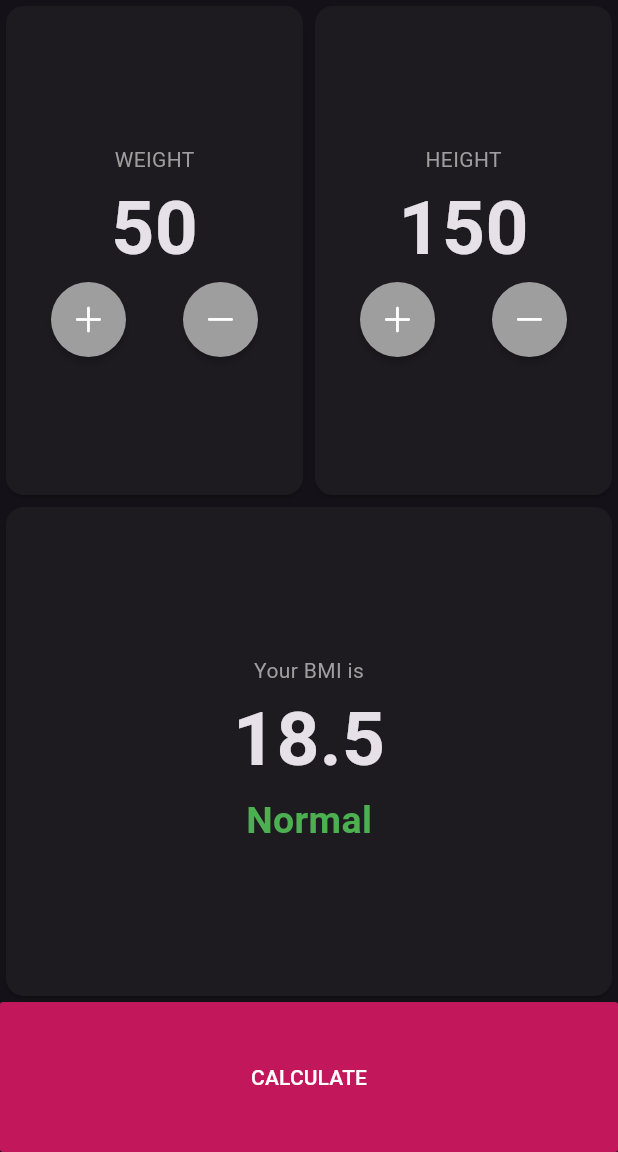
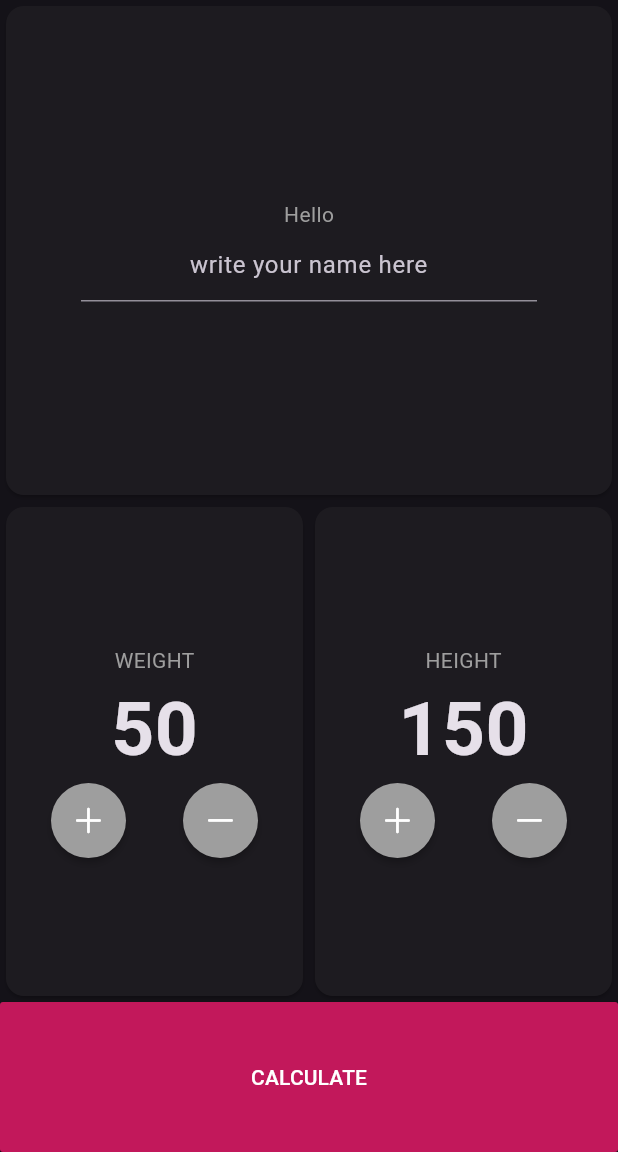
Before and after one commit to shmllslmt/weightwatcher, a Flutter app: the screen it shows after launch, on a phone screen of 412 x 824 dp, the part 84-1236 px from its top. Run offline on Flutter 3.47's test engine with Material 3 defaults, Android fonts, the phone set to English and light mode, and no system bars.

Commit message:
passing text field value

```diff
--- a/lib/input.dart
+++ b/lib/input.dart
@@ -15,6 +15,7 @@ class _InputScreenState extends State<InputScreen> {
   int weight = 50;
   String bmiValue = "18.5";
   String bmiCategory = "Normal";
+  String name = " ";
 
   @override
   Widget build(BuildContext context) {
@@ -27,6 +28,33 @@ class _InputScreenState extends State<InputScreen> {
       body: Column(
         crossAxisAlignment: CrossAxisAlignment.stretch,
         children: [
+          Expanded(
+            child: Card(
+              child: Column(
+                mainAxisAlignment: MainAxisAlignment.center,
+                children: [
+                  Text(
+                    "Hello",
+                    style: TextStyle(
+                      color: Colors.grey,
+                    ),
+                  ),
+                  Padding(
+                    padding: const EdgeInsets.symmetric(horizontal: 50.0),
+                    child: TextField(
+                      onChanged: (value) {
+                        name = value;
+                      },
+                      textAlign: TextAlign.center,
+                      decoration: InputDecoration(
+                        hintText: "write your name here",
+                      ),
+                    ),
+                  ),
+                ],
+              ),
+            ),
+          ),
           Expanded(
             child: Row(
               children: [
@@ -65,50 +93,21 @@ class _InputScreenState extends State<InputScreen> {
               ],
             ),
           ),
-          Expanded(
-            child: Card(
-              child: Column(
-                mainAxisAlignment: MainAxisAlignment.center,
-                children: [
-                  Text(
-                    "Your BMI is",
-                    style: TextStyle(
-                      color: Colors.grey,
-                    ),
-                  ),
-                  Text(
-                    bmiValue,
-                    style: TextStyle(
-                      fontSize: 50.0,
-                      fontWeight: FontWeight.bold,
-                    ),
-                  ),
-                  Text(
-                    bmiCategory,
-                    style: TextStyle(
-                      fontSize: 25.0,
-                      fontWeight: FontWeight.bold,
-                      color: Colors.green,
-                    ),
-                  ),
-                ],
-              ),
-            ),
-          ),
           MaterialButton(
             onPressed: () {
               BMIBrain bmi = BMIBrain(height: height, weight: weight);
 
-              setState(() {
-                bmiValue = bmi.displayBMI();
-                bmiCategory = bmi.displayCategory();
-              });
+              bmiValue = bmi.displayBMI();
+              bmiCategory = bmi.displayCategory();
 
               Navigator.push(
                 context,
                 MaterialPageRoute(
                   builder: (context) => ResultScreen(
-                      bmiValue: bmiValue, bmiCategory: bmiCategory),
+                    bmiValue: bmiValue,
+                    bmiCategory: bmiCategory,
+                    name: name,
+                  ),
                 ),
               );
             },
--- a/lib/result.dart
+++ b/lib/result.dart
@@ -3,8 +3,9 @@ import 'package:flutter/material.dart';
 class ResultScreen extends StatelessWidget {
   final String bmiValue;
   final String bmiCategory;
+  final String name;
 
-  ResultScreen({required this.bmiValue, required this.bmiCategory});
+  ResultScreen({required this.bmiValue, required this.bmiCategory, required this.name});
 
   @override
   Widget build(BuildContext context) {
@@ -22,6 +23,12 @@ class ResultScreen extends StatelessWidget {
               child: Column(
                 mainAxisAlignment: MainAxisAlignment.center,
                 children: [
+                  Text(
+                    "Hi " + name,
+                    style: TextStyle(
+                      color: Colors.grey,
+                    ),
+                  ),
                   Text(
                     "Your BMI is",
                     style: TextStyle(
```
